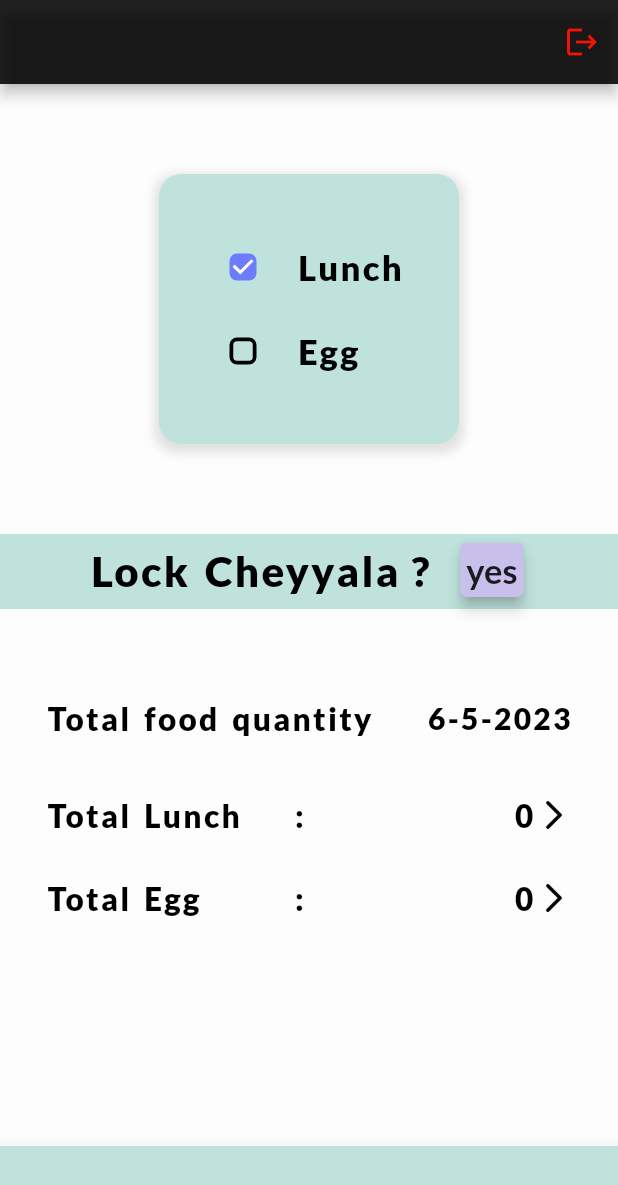
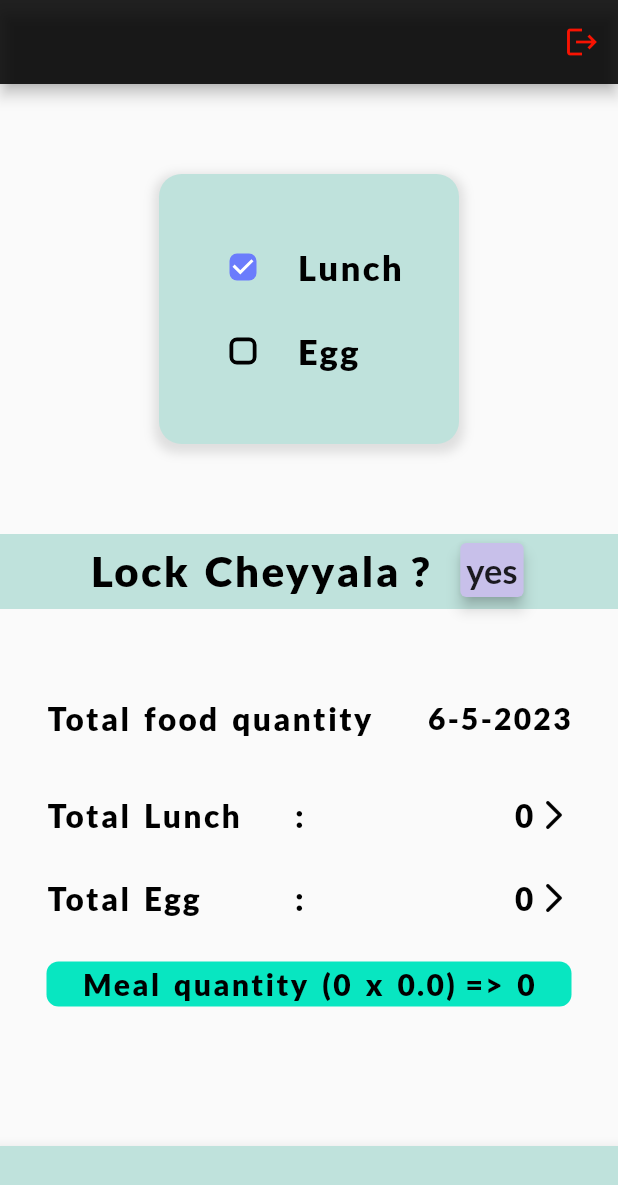
Before and after one commit to mahesheasy/lunch_repository, a Flutter app: the screen it shows once a user with an empty profile is signed in, after a tap on "Lunch", on a phone screen of 412 x 824 dp. Shown: the top 1185 px of the screen. Run offline on Flutter 3.47's test engine with Material 2 defaults, Android fonts, the phone set to English and light mode, and no system bars; our stand-ins replace cloud_firestore, firebase_auth, firebase_core, firebase_remote_config, flutter_local_notifications, google_fonts and 2 more; accounts and stored records are empty; network calls fail.

Commit message:
new widget added that is mealquantity in the 1.0.4+5 version

```diff
--- a/lib/home/bottombarcontant.dart
+++ b/lib/home/bottombarcontant.dart
@@ -5,12 +5,14 @@ Row Bottomappbarcontant(
   BuildContext context,
   totallunchcount,
   totaleggcount,
+  meal_quantity
 ) {
   return Row(
     mainAxisAlignment: MainAxisAlignment.center,
     children: [
-      logoutsubmitSharebtn(1, context, false, true, totallunchcount.toString(),
-          totaleggcount.toString()),
+      // we used "false , false" for balanceing buttons like copy and yes btns
+      logoutsubmitSharebtn(1, context, false, false, totallunchcount.toString(),
+          totaleggcount.toString(),meal_quantity),
       SizedBox(
         width: 20,
       ),
--- a/lib/home/home_page.dart
+++ b/lib/home/home_page.dart
@@ -9,6 +9,7 @@ import 'package:lunch_app/home/total_quantaty_count_widgit_display.dart';
 import 'package:lunch_app/home/yes_text_list_display.dart';
 import 'package:toast/toast.dart';
 import 'package:lunch_app/home/check_box_tile.dart';
+import 'package:firebase_remote_config/firebase_remote_config.dart';
 
 class HomePage extends StatefulWidget {
   @override
@@ -19,13 +20,13 @@ class _HomePageState extends State<HomePage> {
   bool _lunchisChecked = false;
   bool _eggisChecked = false;
   bool _isLunchProvided = false;
-
-  //bool _isLunchProvided = (DateTime.now().day >= 11)? false:true;
-
   List<String> _list = ['Lock Cheyyala ? ', 'Lock Karna Kya ?'];
   int _currentIndex = 0;
   var now = DateTime.now();
   late Timer timer;
+  final food_multiplier =
+      FirebaseRemoteConfig.instance.getDouble('food_multiplier');
+
   void usertesting() {
     final user = FirebaseAuth.instance.currentUser;
     var email = user!.email!;
@@ -38,20 +39,18 @@ class _HomePageState extends State<HomePage> {
       (Snap) {
         if (Snap.size == 0 && DateTime.now().hour >= 11) {
           _isLunchProvided = false;
-          _lunchisChecked = Snap.docs.first['lunch'] as bool;
-          _eggisChecked = Snap.docs.first['egg'] as bool;
+
           timer.cancel();
           setState(() {});
-        } else if(Snap.size == 0) {
+        } else if (Snap.size == 0) {
           _isLunchProvided = true;
           setState(() {});
-        }else{
+        } else {
           _isLunchProvided = false;
           _lunchisChecked = Snap.docs.first['lunch'] as bool;
           _eggisChecked = Snap.docs.first['egg'] as bool;
           timer.cancel();
           setState(() {});
-
         }
       },
     );
@@ -67,9 +66,17 @@ class _HomePageState extends State<HomePage> {
         .then(
       (QuerySnapshot querySnapshot) {
         totallunchcount = querySnapshot.size;
+
+        roundFigure();
         setState(() {});
       },
     );
+  }
+
+  int meal_quantity = 0;
+  void roundFigure() {
+    meal_quantity = (totallunchcount * food_multiplier).round();
+    setState(() {});
   }
 
   var totaleggcount = 0;
@@ -87,22 +94,13 @@ class _HomePageState extends State<HomePage> {
       },
     );
   }
-  // void enabled(){
-  //   if (now.day >= 11) {
-  //     _isLunchProvided = false;
-  //     setState(() {});
-  //   } else {
-  //     _isLunchProvided = true;
-  //     setState(() {});
-  //   }
-  // }
+
   @override
   void initState() {
     super.initState();
     usertesting();
     fortotallunch();
     fortotalegg();
-    //enabled();
     ToastContext().init(context);
     timer = Timer.periodic(
       Duration(seconds: 5),
@@ -126,9 +124,19 @@ class _HomePageState extends State<HomePage> {
     var now = DateTime.now();
     return Scaffold(
       appBar: appbar(user, context),
-      body: Center(
-        child: Container(
-          decoration: BoxDecoration(color: Colors.white60),
+      body: RefreshIndicator(
+        onRefresh: () async {
+          fortotallunch();
+          fortotalegg();
+          return Future.delayed(Duration(milliseconds: 1500));
+        },
+        displacement: 5,
+        backgroundColor: Colors.black87,
+        color: Color.fromARGB(255, 248, 19, 2),
+        strokeWidth: 3,
+        triggerMode: RefreshIndicatorTriggerMode.onEdge,
+        child: SingleChildScrollView(
+          physics: AlwaysScrollableScrollPhysics(),
           child: Column(
             children: [
               Container(
@@ -166,14 +174,12 @@ class _HomePageState extends State<HomePage> {
                           ),
                           CheckBoxtile(
                             initialvalue: _eggisChecked,
-                            isLunchProvided: _isLunchProvided ,
+                            isLunchProvided: _isLunchProvided,
                             title: "Egg",
                             onchnage: (value) {
                               setState(() {
                                 _eggisChecked = value!;
-
                               });
-
                             },
                           ),
                         ],
@@ -204,14 +210,13 @@ class _HomePageState extends State<HomePage> {
                           null,
                           null,
                           _list[_currentIndex],
+                          meal_quantity,
                           onPress: () {
                             usertesting();
                             fortotallunch();
                             fortotalegg();
-
                           },
                         ),
-
                     if (now.hour >= 11) timeoutwidget(context),
                   ],
                 ),
@@ -219,10 +224,9 @@ class _HomePageState extends State<HomePage> {
               SizedBox(
                 height: 30,
               ),
-              Totalquantatydisplay(context, totallunchcount, totaleggcount,),
-
+              Totalquantatydisplay(context, totallunchcount, totaleggcount,
+                  meal_quantity, food_multiplier),
             ],
-
           ),
         ),
       ),
@@ -236,7 +240,7 @@ class _HomePageState extends State<HomePage> {
               children: [
                 if (now.hour >= 11)
                   Bottomappbarcontant(context, totallunchcount.toString(),
-                      totaleggcount.toString()),
+                      totaleggcount.toString(), meal_quantity),
               ],
             ),
           ),
--- a/lib/home/home_page_buttons.dart
+++ b/lib/home/home_page_buttons.dart
@@ -4,7 +4,7 @@ import 'package:cloud_firestore/cloud_firestore.dart';
 import 'package:google_fonts/google_fonts.dart';
 import 'package:flutter/services.dart';
 import 'package:toast/toast.dart';
-import 'package:firebase_remote_config/firebase_remote_config.dart';
+//import 'package:firebase_remote_config/firebase_remote_config.dart';
 
 List buttonNames = ['yes', 'Copy'];
 CollectionReference lunch = FirebaseFirestore.instance
@@ -12,22 +12,19 @@ CollectionReference lunch = FirebaseFirestore.instance
 var now = DateTime.now();
 
 ElevatedButton logoutsubmitSharebtn(int buttonNamesIndex, BuildContext context,
-    bool _lunchisChecked, bool _eggisChecked, totallunchcount, totaleggcount,
+    bool _lunchisChecked, bool _eggisChecked, totallunchcount, totaleggcount,meal_quantity,
     {VoidCallback? onPress}) {
   if (buttonNamesIndex == 1) {
-    final egg_price = FirebaseRemoteConfig.instance.getInt('egg_price');
-    final food_multiplier =
-        FirebaseRemoteConfig.instance.getDouble('food_multiplier');
+
 
     return ElevatedButton.icon(
         onPressed: () {
           Toast.show("Copied!",
               duration: Toast.lengthShort, gravity: Toast.bottom);
-          var total_quantity =
-              (int.parse(totallunchcount) * food_multiplier).round();
           final whatsapptext = ClipboardData(
+            // -- for -- egg -- Egg : ${int.parse(totaleggcount) * egg_price} Rs
               text:
-                  " Lunch : ${total_quantity}  Egg : ${int.parse(totaleggcount) * egg_price} Rs");
+                  "Lunch : ${meal_quantity} ");
           Clipboard.setData(whatsapptext);
         },
         style: ButtonStyle(
--- a/lib/home/total_quantaty_count_widgit_display.dart
+++ b/lib/home/total_quantaty_count_widgit_display.dart
@@ -5,7 +5,8 @@ import 'package:lunch_app/home/food_true_list.dart';
 import 'package:lunch_app/home/egg_true_list.dart';
 
 Container Totalquantatydisplay(
-    BuildContext context, totallunchcount, totaleggcount) {
+    BuildContext context, totallunchcount, totaleggcount,
+    [meal_quantity, food_multiplier]) {
   return Container(
     width: 350,
     margin: EdgeInsets.only(
@@ -30,7 +31,6 @@ Container Totalquantatydisplay(
         SizedBox(
           height: 40,
         ),
-        // totalquantity(0, context, totallunchcount.toString()),
         Quantitywidget(
             quantityIndex: 0,
             totallunchandeggcount: totallunchcount.toString(),
@@ -41,7 +41,6 @@ Container Totalquantatydisplay(
         SizedBox(
           height: 30,
         ),
-
         Quantitywidget(
             quantityIndex: 1,
             totallunchandeggcount: totaleggcount.toString(),
@@ -50,7 +49,42 @@ Container Totalquantatydisplay(
                   context, //----------------->here egg true view page
                   MaterialPageRoute(builder: (context) => eggtruelist()));
             }),
-        //totalquantity(1, context, totaleggcount.toString())
+        SizedBox(
+          height: 30,
+        ),
+        Container(
+          padding: EdgeInsets.all(3),
+          decoration: BoxDecoration(
+            color: Color.fromRGBO(8, 230, 193, 1),
+            borderRadius: BorderRadius.circular(8),
+          ),
+          child: Row(
+            mainAxisAlignment: MainAxisAlignment.center,
+            children: [
+              Text(
+                "Meal quantity (${totallunchcount} x ${food_multiplier})",
+                style: Theme.of(context).textTheme.bodyMedium!.copyWith(
+                      fontSize: 20,
+                    ),
+              ),
+              SizedBox(
+                width: 40,
+                child: Text(
+                  " => ",
+                  style: Theme.of(context).textTheme.bodyMedium!.copyWith(
+                        fontSize: 20,
+                      ),
+                ),
+              ),
+              Text(
+                "$meal_quantity",
+                style: Theme.of(context).textTheme.bodyMedium!.copyWith(
+                      fontSize: 20,
+                    ),
+              ),
+            ],
+          ),
+        ),
       ],
     ),
   );
--- a/lib/home/yes_text_list_display.dart
+++ b/lib/home/yes_text_list_display.dart
@@ -9,6 +9,7 @@ Row yesbtnandtext(
     totallunchcount,
     totaleggcount,
     listtext,
+    meal_quantity,
     {VoidCallback? onPress}) {
   return Row(
     mainAxisAlignment: MainAxisAlignment.center,
@@ -30,6 +31,7 @@ Row yesbtnandtext(
         _eggisChecked,
         null,
         null,
+        meal_quantity,
         onPress: () {
           onPress?.call();
         },
--- a/lib/login/notification.dart
+++ b/lib/login/notification.dart
@@ -22,13 +22,29 @@ class notification {
         DateTime(now.year, now.month, now.day, 10, 0, 0), tz.local);
     var SheduleDate2 = tz.TZDateTime.from(
         DateTime(now.year, now.month, now.day, 10, 30, 0), tz.local);
-    if (now.isBefore(SheduleDate1)) {
+
+    var nextDay = DateTime.now().add(Duration(days: 1));
+    var nextDay10 = tz.TZDateTime.from(
+        DateTime(nextDay.year, nextDay.month, nextDay.day, 10, 0, 0), tz.local);
+    var nextDay1030 = tz.TZDateTime.from(
+        DateTime(nextDay.year, nextDay.month, nextDay.day, 10, 30, 0),
+        tz.local);
+
+    await _scheduleNotification(id, title, body, SheduleDate1);
+    await _scheduleNotification(id + 1, title, body, nextDay10);
+    await _scheduleNotification(id + 2, "Alert..❗️",
+        "time is too short..🕚  update your food broooo ;", SheduleDate2);
+    await _scheduleNotification(id + 3, "Alert..❗️",
+        "time is too short..🕚  update your food broooo ;", nextDay1030);
+  }
+
+  Future<void> _scheduleNotification(
+      int id, String title, String body, tz.TZDateTime SheduleDate1) async {
     await flutterLocalNotificationsPlugin.zonedSchedule(
       id,
       title,
       body,
       SheduleDate1,
-
       NotificationDetails(
         android: AndroidNotificationDetails(
           id.toString(),
@@ -44,28 +60,4 @@ class notification {
       matchDateTimeComponents: DateTimeComponents.time,
     );
   }
-    if (now.isBefore(SheduleDate2)) {
-      await flutterLocalNotificationsPlugin.zonedSchedule(
-        id + 1,
-        "Alert..❗️",
-
-        "time is too short..🕚  update your food broooo ;",
-        SheduleDate2,
-
-        NotificationDetails(
-          android: AndroidNotificationDetails(
-            (id + 1).toString(),
-            "update your lunch ",
-            importance: Importance.max,
-            priority: Priority.max,
-            icon: "@mipmap/ic_launcher",
-          ),
-        ),
-        androidAllowWhileIdle: true,
-        uiLocalNotificationDateInterpretation:
-            UILocalNotificationDateInterpretation.absoluteTime,
-        matchDateTimeComponents: DateTimeComponents.time,
-      );
 }
-  }
-}
--- a/lib/main.dart
+++ b/lib/main.dart
@@ -1,3 +1,4 @@
+import 'package:firebase_remote_config/firebase_remote_config.dart';
 import 'package:flutter/material.dart';
 import 'package:flutter_local_notifications/flutter_local_notifications.dart';
 import 'package:lunch_app/login/app_state.dart';
@@ -15,5 +16,11 @@ void main() async {
       '˜”*°•.˜”*°• Update your lunch •°*”˜.•°*”˜..😋🍛');
 
   await Firebase.initializeApp();
+  final remoteConfig = FirebaseRemoteConfig.instance;
+  await remoteConfig.setConfigSettings(RemoteConfigSettings(
+    fetchTimeout: const Duration(minutes: 1),
+    minimumFetchInterval: const Duration(minutes: 1),
+  ));
+  await remoteConfig.fetchAndActivate();
   runApp(const LunchApp());
 }
```
Lines whose indentation alone changed are shown as unchanged.
